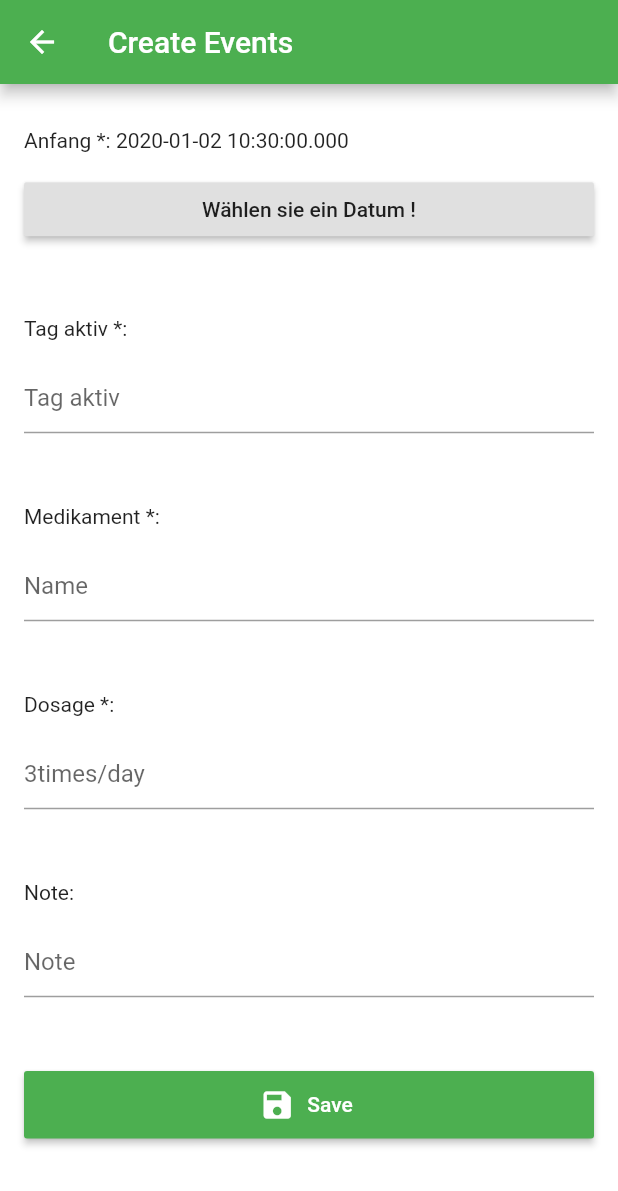
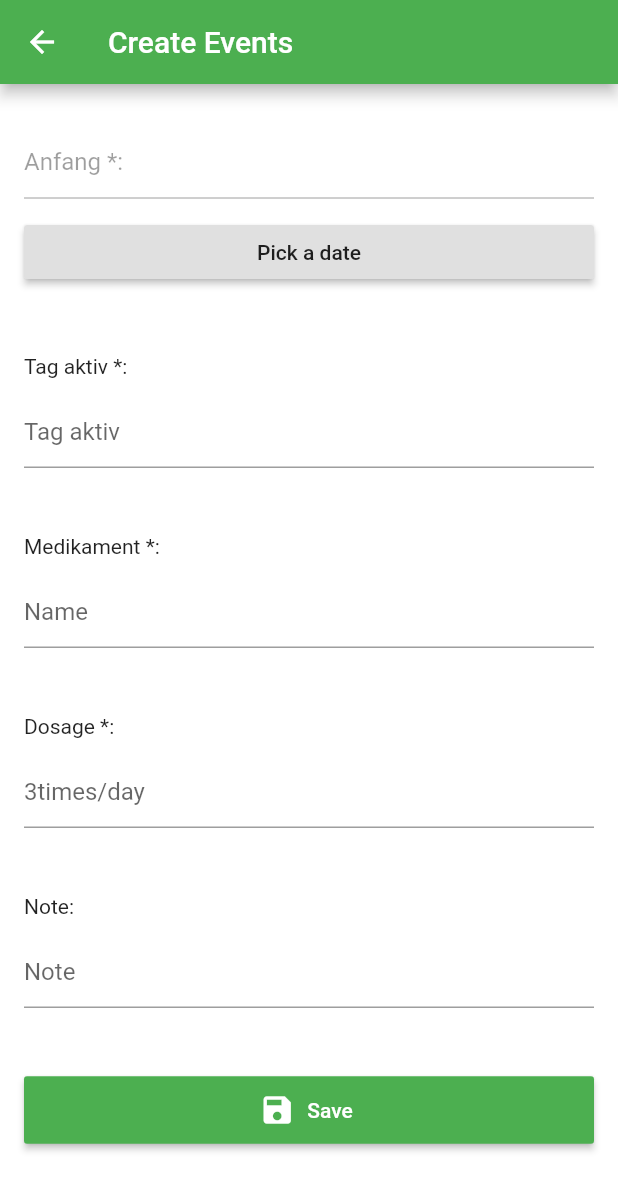
Before and after one commit to 97131004/Smart-Apotheke, a Flutter app: the Calendar screen opened directly, after a tap on the "add" icon, on a phone screen of 412 x 824 dp. Shown: the top 1191 px of the screen. Run offline on Flutter 3.47's test engine with Material 2 defaults, Android fonts, the phone set to English and light mode, and no system bars; our stand-ins replace carousel_pro, connectivity, flutter_html, flutter_local_notifications, fluttertoast, image_picker and 4 more; missing offline and left inert: flutter_pagewise, image_editor, mlkit; accounts and stored records are empty.

Commit message:
fix error when clicked pick a date

```diff
--- a/lib/widgets/calendar.dart
+++ b/lib/widgets/calendar.dart
@@ -32,6 +32,7 @@ class _CalendarState extends State<Calendar> {
   TextEditingController name_medical = new TextEditingController();
   TextEditingController note = new TextEditingController();
   TextEditingController dosage = new TextEditingController();
+  TextEditingController text_show_date = new TextEditingController();//for the show of date ui picker
 
   var _selectedDay = DateTime.now();
 
@@ -246,20 +247,6 @@ class _CalendarState extends State<Calendar> {
     );
   }
 
-  Future<Null> _selected_Date(BuildContext context) async {
-    final DateTime picked = await showDatePicker(
-        context: context,
-        initialDate: DateTime.now(),
-        firstDate: DateTime(2020),
-        lastDate: DateTime(2029)
-    );
-    if(picked != null && picked != DateTime.now()){
-      setState(() {
-        begin_day = picked;
-      });
-    }
-  }
-
   Widget _build_form_to_calendar (BuildContext context){
     return Scaffold(
       appBar: AppBar(
@@ -271,12 +258,27 @@ class _CalendarState extends State<Calendar> {
             mainAxisAlignment: MainAxisAlignment.spaceEvenly,
               crossAxisAlignment: CrossAxisAlignment.stretch,
               children: <Widget>[
-                Text('Anfang *: ${begin_day.toString()}'),
+                TextField(
+                  controller: text_show_date,
+                  decoration: InputDecoration(hintText: 'Anfang *: '),
+                  enabled: false,
+                ),
                 RaisedButton(
-                    child: Text("Wählen sie ein Datum !"),
-                    onPressed: () {
-                      _selected_Date(context);
-                    }),
+                  child: Text('Pick a date'),
+                  onPressed: () {
+                    showDatePicker(
+                        context: context,
+                        initialDate: begin_day == null ? DateTime.now() : begin_day,
+                        firstDate: DateTime(2019),
+                        lastDate: DateTime(2022)
+                    ).then((date) {
+                      setState(() {
+                        begin_day = date;
+                        text_show_date.text = begin_day != null ? begin_day.toString(): 'Anfang *: ';
+                      });
+                    });
+                  },
+                ),
                 SizedBox(height: 20),
                 Text('Tag aktiv *:'),
                 TextField(
@@ -399,7 +401,7 @@ class _CalendarState extends State<Calendar> {
           dosage: dosage.text,
           note: note.text);
       _scheduleNotification (data);
-      _saveInformation(data.toJson());
+     // _saveInformation(data.toJson());
     }
   }
 
```
